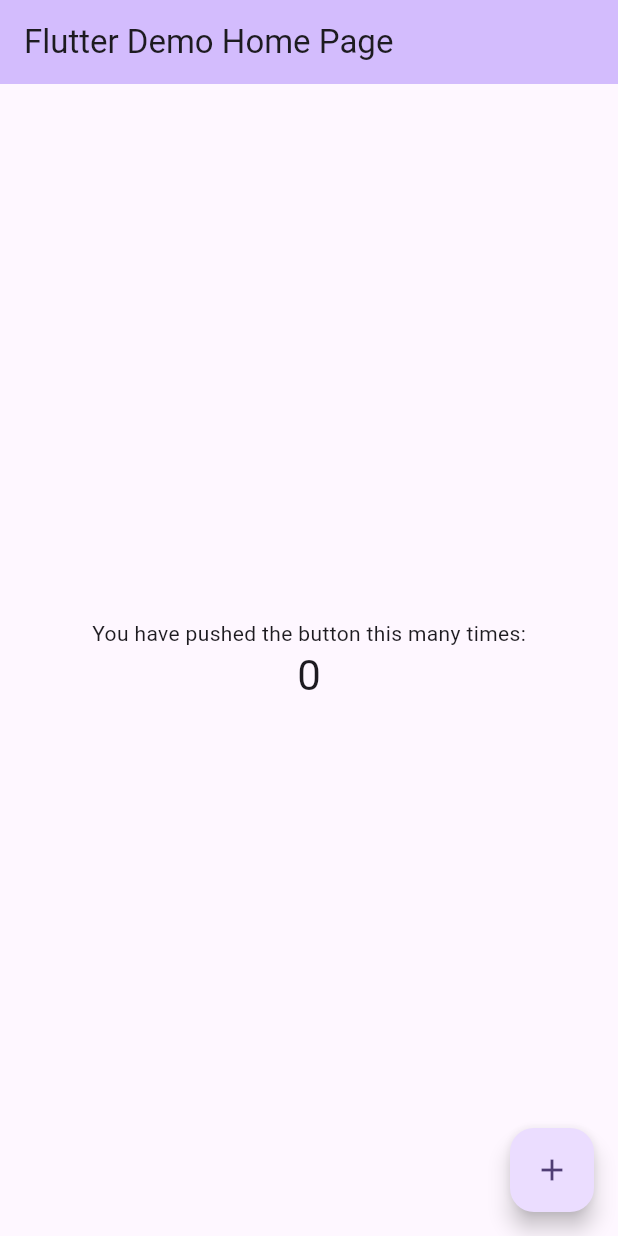
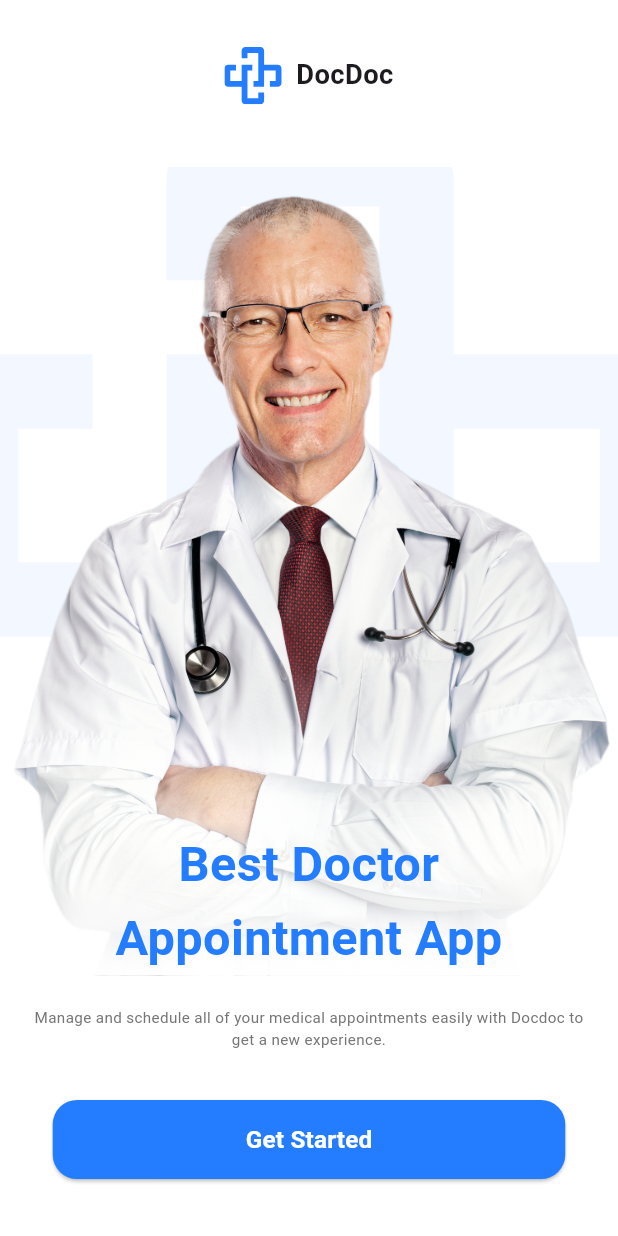
Before and after one commit to MohamedRomana/docdoc, a Flutter app: the screen it shows after launch, on a phone screen of 412 x 824 dp. Run offline on Flutter 3.47's test engine with Material 3 defaults, Android fonts, the phone set to English and light mode, and no system bars; our stand-ins replace flutter_screenutil, flutter_svg.

Commit message:
start advanced codes

```diff
--- /dev/null
+++ b/devtools_options.yaml
@@ -0,0 +1,3 @@
+description: This file stores settings for Dart & Flutter DevTools.
+documentation: https://docs.flutter.dev/tools/devtools/extensions#configure-extension-enablement-states
+extensions:
--- /dev/null
+++ b/lib/core/helper/extentions.dart
@@ -0,0 +1,29 @@
+import 'package:flutter/material.dart';
+
+extension Navigation on BuildContext {
+  Future<dynamic> pushNamed(String routeName, {Object? arguments}) {
+    return Navigator.of(this).pushNamed(routeName, arguments: arguments);
+  }
+
+  Future<dynamic> pushReplacementNamed(String routeName, {Object? arguments}) {
+    return Navigator.of(
+      this,
+    ).pushReplacementNamed(routeName, arguments: arguments);
+  }
+
+  Future<dynamic> pushNamedAndRemoveUntil(
+    String routeName, {
+    Object? arguments,
+    required RoutePredicate predicate,
+  }) {
+    return Navigator.of(this).pushNamedAndRemoveUntil(
+      routeName,
+      (route) => false,
+      arguments: arguments,
+    );
+  }
+
+  void pop() {
+    Navigator.of(this).pop();
+  }
+}
--- /dev/null
+++ b/lib/core/routing/app_router.dart
@@ -0,0 +1,21 @@
+import 'package:flutter/material.dart';
+import '../../features/login/ui/login.dart';
+import '../../features/on_boarding/ui/on_boarding.dart';
+import 'routes.dart';
+
+class AppRouter {
+  Route generateRoute(RouteSettings settings) {
+    switch (settings.name) {
+      case Routes.onBoarding:
+        return MaterialPageRoute(builder: (_) => OnBoarding());
+      case Routes.login:
+        return MaterialPageRoute(builder: (_) => Login());
+      default:
+        return MaterialPageRoute(
+          builder: (_) => Scaffold(
+            body: Center(child: Text('No route defined for ${settings.name}')),
+          ),
+        );
+    }
+  }
+}
--- /dev/null
+++ b/lib/core/routing/routes.dart
@@ -0,0 +1,4 @@
+class Routes {
+  static const String onBoarding = '/onboarding';
+  static const String login = '/login';
+}
--- /dev/null
+++ b/lib/core/theming/app_colors.dart
@@ -0,0 +1,6 @@
+import 'package:flutter/widgets.dart';
+
+class AppColors {
+  static const Color mainBlue = Color(0xff247CFF);
+  static const Color greyText = Color(0xff757575);
+}
--- /dev/null
+++ b/lib/doc_doc.dart
@@ -0,0 +1,30 @@
+import 'package:flutter/material.dart';
+import 'package:flutter_screenutil/flutter_screenutil.dart';
+import 'core/routing/app_router.dart';
+import 'core/routing/routes.dart';
+import 'core/theming/app_colors.dart';
+import 'features/on_boarding/ui/on_boarding.dart';
+
+class DocDoc extends StatelessWidget {
+  final AppRouter appRouter;
+  const DocDoc({super.key, required this.appRouter});
+
+  @override
+  Widget build(BuildContext context) {
+    return ScreenUtilInit(
+      designSize: const Size(375, 812),
+      minTextAdapt: true,
+      splitScreenMode: true,
+      child:  MaterialApp(
+        debugShowCheckedModeBanner: false,
+        theme: ThemeData(
+          primaryColor: AppColors.mainBlue,
+          scaffoldBackgroundColor: Colors.white,
+        ),
+        onGenerateRoute: appRouter.generateRoute,
+        initialRoute: Routes.onBoarding,
+        home: OnBoarding(),
+      ),
+    );
+  }
+}
--- /dev/null
+++ b/lib/features/login/ui/login.dart
@@ -0,0 +1,10 @@
+import 'package:flutter/material.dart';
+
+class Login extends StatelessWidget {
+  const Login({super.key});
+
+  @override
+  Widget build(BuildContext context) {
+    return const Scaffold(body: Center(child: Text('Login')));
+  }
+}
--- /dev/null
+++ b/lib/features/on_boarding/ui/on_boarding.dart
@@ -0,0 +1,30 @@
+import 'package:flutter/material.dart';
+import 'package:flutter_screenutil/flutter_screenutil.dart';
+import 'widgets/back_logo_image_title.dart';
+import 'widgets/desc_and_button.dart';
+import 'widgets/logo_and_text_row.dart';
+
+class OnBoarding extends StatelessWidget {
+  const OnBoarding({super.key});
+
+  @override
+  Widget build(BuildContext context) {
+    return Scaffold(
+      body: SafeArea(
+        child: SingleChildScrollView(
+          child: Padding(
+            padding: EdgeInsets.only(top: 30.h, bottom: 30.h),
+            child: Column(
+              children: [
+                LogoAndTextRow(),
+                SizedBox(height: 41.h),
+                BackLogoImageTitle(),
+                DescAndButton(),
+              ],
+            ),
+          ),
+        ),
+      ),
+    );
+  }
+}
--- /dev/null
+++ b/lib/features/on_boarding/ui/widgets/back_logo_image_title.dart
@@ -0,0 +1,63 @@
+// ignore_for_file: deprecated_member_use
+
+import 'package:flutter/material.dart';
+import 'package:flutter_screenutil/flutter_screenutil.dart';
+import 'package:flutter_svg/svg.dart';
+import '../../../../core/theming/app_colors.dart';
+
+class BackLogoImageTitle extends StatelessWidget {
+  const BackLogoImageTitle({super.key});
+
+  @override
+  Widget build(BuildContext context) {
+    return Stack(
+      children: [
+        SvgPicture.asset(
+          'assets/svgs/low_opacity_logo.svg',
+          height: 400.w,
+          width: 400.w,
+          fit: BoxFit.cover,
+        ),
+        Image.asset('assets/images/man.png'),
+        Positioned(
+          bottom: 0.h,
+          right: 16.w,
+          left: 16.w,
+          child: Container(
+            height: 400.h,
+            width: double.infinity,
+            decoration: BoxDecoration(
+              color: Colors.white,
+              gradient: LinearGradient(
+                begin: Alignment.topCenter,
+                end: Alignment.bottomCenter,
+                colors: [
+                  Colors.transparent,
+                  Colors.white.withOpacity(0),
+                  Colors.white,
+                ],
+              ),
+            ),
+            child: Align(
+              alignment: Alignment.bottomCenter,
+              child: SizedBox(
+                width: 315.w,
+                child: Text(
+                  'Best Doctor Appointment App',
+                  maxLines: 2,
+                  textAlign: TextAlign.center,
+                  style: TextStyle(
+                    fontSize: 32.sp,
+                    height: 1.5,
+                    fontWeight: FontWeight.w700,
+                    color: AppColors.mainBlue,
+                  ),
+                ),
+              ),
+            ),
+          ),
+        ),
+      ],
+    );
+  }
+}
--- /dev/null
+++ b/lib/features/on_boarding/ui/widgets/desc_and_button.dart
@@ -0,0 +1,49 @@
+import 'package:docdoc/core/helper/extentions.dart';
+import 'package:flutter/material.dart';
+import 'package:flutter_screenutil/flutter_screenutil.dart';
+import '../../../../core/routing/routes.dart';
+import '../../../../core/theming/app_colors.dart';
+
+class DescAndButton extends StatelessWidget {
+  const DescAndButton({super.key});
+
+  @override
+  Widget build(BuildContext context) {
+    return Column(
+      children: [
+        SizedBox(height: 20.h),
+        SizedBox(
+          width: 343.w,
+          child: Text(
+            'Manage and schedule all of your medical appointments easily with Docdoc to get a new experience.',
+            textAlign: TextAlign.center,
+            style: TextStyle(fontSize: 10.sp, color: AppColors.greyText),
+          ),
+        ),
+        Padding(
+          padding: EdgeInsets.only(top: 32.h),
+          child: ElevatedButton(
+            onPressed: () {
+              context.pushNamed(Routes.login);
+            },
+            style: ElevatedButton.styleFrom(
+              backgroundColor: AppColors.mainBlue,
+              shape: RoundedRectangleBorder(
+                borderRadius: BorderRadius.circular(16.r),
+              ),
+              minimumSize: Size(311.w, 52.h),
+            ),
+            child: Text(
+              'Get Started',
+              style: TextStyle(
+                color: Colors.white,
+                fontSize: 16.sp,
+                fontWeight: FontWeight.bold,
+              ),
+            ),
+          ),
+        ),
+      ],
+    );
+  }
+}
--- /dev/null
+++ b/lib/features/on_boarding/ui/widgets/logo_and_text_row.dart
@@ -0,0 +1,22 @@
+import 'package:flutter/material.dart';
+import 'package:flutter_screenutil/flutter_screenutil.dart';
+import 'package:flutter_svg/svg.dart';
+
+class LogoAndTextRow extends StatelessWidget {
+  const LogoAndTextRow({super.key});
+
+  @override
+  Widget build(BuildContext context) {
+    return Row(
+      mainAxisAlignment: MainAxisAlignment.center,
+      children: [
+        SvgPicture.asset('assets/svgs/logo.svg'),
+        SizedBox(width: 8.w),
+        Text(
+          'DocDoc',
+          style: TextStyle(fontSize: 18.sp, fontWeight: FontWeight.bold),
+        ),
+      ],
+    );
+  }
+}
--- a/lib/main.dart
+++ b/lib/main.dart
@@ -1,122 +1,7 @@
 import 'package:flutter/material.dart';
+import 'core/routing/app_router.dart';
+import 'doc_doc.dart';
 
 void main() {
-  runApp(const MyApp());
+  runApp(DocDoc(appRouter: AppRouter()));
 }
-
-class MyApp extends StatelessWidget {
-  const MyApp({super.key});
-
-  // This widget is the root of your application.
-  @override
-  Widget build(BuildContext context) {
-    return MaterialApp(
-      title: 'Flutter Demo',
-      theme: ThemeData(
-        // This is the theme of your application.
-        //
-        // TRY THIS: Try running your application with "flutter run". You'll see
-        // the application has a purple toolbar. Then, without quitting the app,
-        // try changing the seedColor in the colorScheme below to Colors.green
-        // and then invoke "hot reload" (save your changes or press the "hot
-        // reload" button in a Flutter-supported IDE, or press "r" if you used
-        // the command line to start the app).
-        //
-        // Notice that the counter didn't reset back to zero; the application
-        // state is not lost during the reload. To reset the state, use hot
-        // restart instead.
-        //
-        // This works for code too, not just values: Most code changes can be
-        // tested with just a hot reload.
-        colorScheme: ColorScheme.fromSeed(seedColor: Colors.deepPurple),
-      ),
-      home: const MyHomePage(title: 'Flutter Demo Home Page'),
-    );
-  }
-}
-
-class MyHomePage extends StatefulWidget {
-  const MyHomePage({super.key, required this.title});
-
-  // This widget is the home page of your application. It is stateful, meaning
-  // that it has a State object (defined below) that contains fields that affect
-  // how it looks.
-
-  // This class is the configuration for the state. It holds the values (in this
-  // case the title) provided by the parent (in this case the App widget) and
-  // used by the build method of the State. Fields in a Widget subclass are
-  // always marked "final".
-
-  final String title;
-
-  @override
-  State<MyHomePage> createState() => _MyHomePageState();
-}
-
-class _MyHomePageState extends State<MyHomePage> {
-  int _counter = 0;
-
-  void _incrementCounter() {
-    setState(() {
-      // This call to setState tells the Flutter framework that something has
-      // changed in this State, which causes it to rerun the build method below
-      // so that the display can reflect the updated values. If we changed
-      // _counter without calling setState(), then the build method would not be
-      // called again, and so nothing would appear to happen.
-      _counter++;
-    });
-  }
-
-  @override
-  Widget build(BuildContext context) {
-    // This method is rerun every time setState is called, for instance as done
-    // by the _incrementCounter method above.
-    //
-    // The Flutter framework has been optimized to make rerunning build methods
-    // fast, so that you can just rebuild anything that needs updating rather
-    // than having to individually change instances of widgets.
-    return Scaffold(
-      appBar: AppBar(
-        // TRY THIS: Try changing the color here to a specific color (to
-        // Colors.amber, perhaps?) and trigger a hot reload to see the AppBar
-        // change color while the other colors stay the same.
-        backgroundColor: Theme.of(context).colorScheme.inversePrimary,
-        // Here we take the value from the MyHomePage object that was created by
-        // the App.build method, and use it to set our appbar title.
-        title: Text(widget.title),
-      ),
-      body: Center(
-        // Center is a layout widget. It takes a single child and positions it
-        // in the middle of the parent.
-        child: Column(
-          // Column is also a layout widget. It takes a list of children and
-          // arranges them vertically. By default, it sizes itself to fit its
-          // children horizontally, and tries to be as tall as its parent.
-          //
-          // Column has various properties to control how it sizes itself and
-          // how it positions its children. Here we use mainAxisAlignment to
-          // center the children vertically; the main axis here is the vertical
-          // axis because Columns are vertical (the cross axis would be
-          // horizontal).
-          //
-          // TRY THIS: Invoke "debug painting" (choose the "Toggle Debug Paint"
-          // action in the IDE, or press "p" in the console), to see the
-          // wireframe for each widget.
-          mainAxisAlignment: MainAxisAlignment.center,
-          children: <Widget>[
-            const Text('You have pushed the button this many times:'),
-            Text(
-              '$_counter',
-              style: Theme.of(context).textTheme.headlineMedium,
-            ),
-          ],
-        ),
-      ),
-      floatingActionButton: FloatingActionButton(
-        onPressed: _incrementCounter,
-        tooltip: 'Increment',
-        child: const Icon(Icons.add),
-      ), // This trailing comma makes auto-formatting nicer for build methods.
-    );
-  }
-}
```
Also changed, not shown: pubspec.yaml (+21 -19 lines), assets/images/man.png (added), assets/svgs/logo.svg (added), assets/svgs/low_opacity_logo.svg (added), pubspec.lock, 62 other files.
